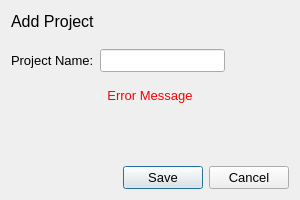
Qt form ui/project.ui (VicMbugua/TaskManagementSystem) before a commit.
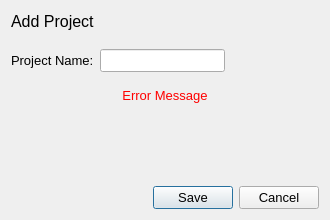
The same form after that commit.

What changed in the file:
```diff
--- a/ui/project.ui
+++ b/ui/project.ui
@@ -6,8 +6,8 @@
    <rect>
     <x>0</x>
     <y>0</y>
-    <width>300</width>
-    <height>200</height>
+    <width>330</width>
+    <height>220</height>
    </rect>
   </property>
   <property name="font">
```
